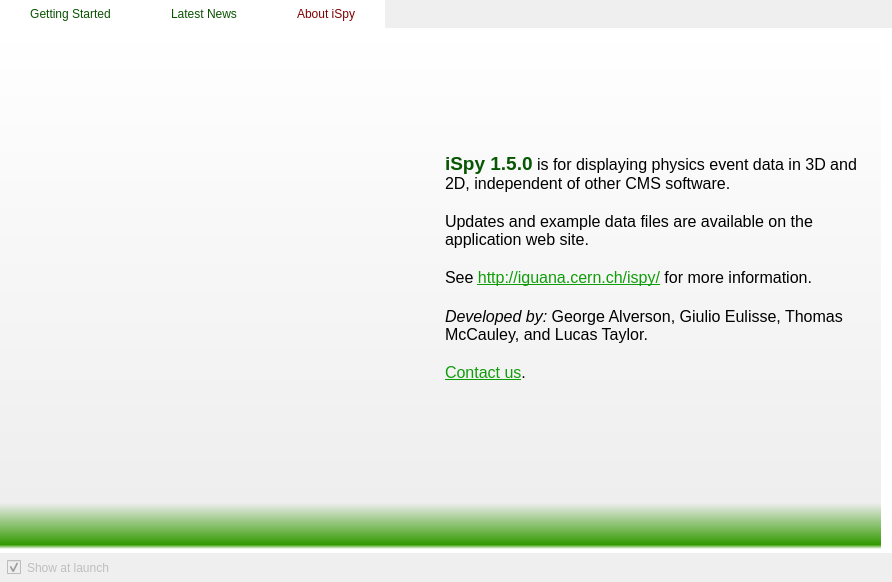
Above: src/QtGUI/ISpySplashScreen.ui from cms-outreach/ispy before the change. Below: the same form after it.
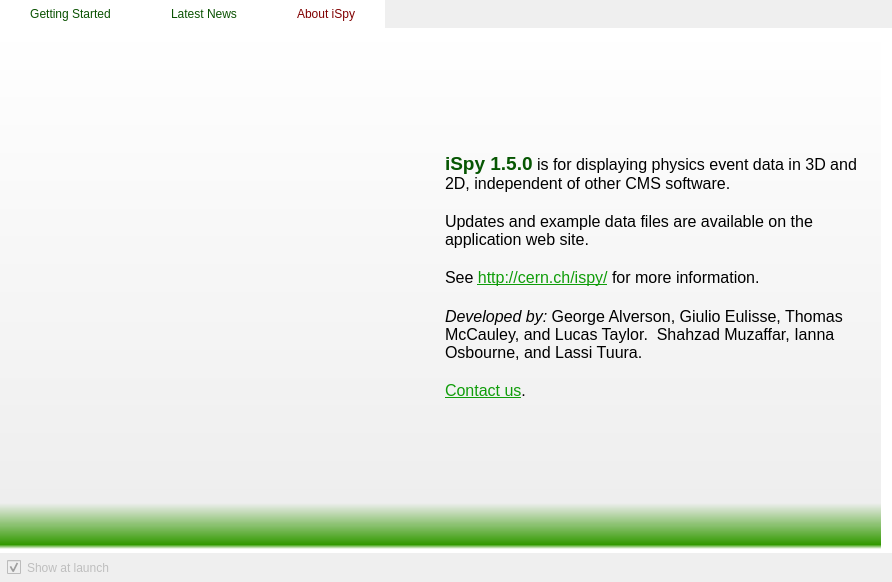
That is the form after the change. The open tabs and pages were chosen to show the change. Icons and pictures are not drawn.

```diff
--- a/src/QtGUI/ISpySplashScreen.ui
+++ b/src/QtGUI/ISpySplashScreen.ui
@@ -323,9 +323,9 @@
 &lt;p style=&quot;-qt-paragraph-type:empty; margin-top:0px; margin-bottom:0px; margin-left:0px; margin-right:0px; -qt-block-indent:0; text-indent:0px; font-family:'Sans Serif'; font-size:12pt;&quot;&gt;&lt;/p&gt;
 &lt;p style=&quot; margin-top:0px; margin-bottom:0px; margin-left:0px; margin-right:0px; -qt-block-indent:0; text-indent:0px;&quot;&gt;&lt;span style=&quot; font-family:'Sans Serif'; font-size:12pt;&quot;&gt;Updates and example data files are available on the application web site. &lt;/span&gt;&lt;/p&gt;
 &lt;p style=&quot;-qt-paragraph-type:empty; margin-top:0px; margin-bottom:0px; margin-left:0px; margin-right:0px; -qt-block-indent:0; text-indent:0px; font-family:'Sans Serif'; font-size:12pt;&quot;&gt;&lt;/p&gt;
-&lt;p style=&quot; margin-top:0px; margin-bottom:0px; margin-left:0px; margin-right:0px; -qt-block-indent:0; text-indent:0px;&quot;&gt;&lt;span style=&quot; font-family:'Sans Serif'; font-size:12pt;&quot;&gt;See &lt;/span&gt;&lt;a href=&quot;http://iguana.cern.ch/ispy/&quot;&gt;&lt;span style=&quot; font-family:'Sans Serif'; font-size:12pt; text-decoration: underline; color:#109d0a;&quot;&gt;http://iguana.cern.ch/ispy/&lt;/span&gt;&lt;/a&gt;&lt;span style=&quot; font-family:'Sans Serif'; font-size:12pt;&quot;&gt; for more information. &lt;/span&gt;&lt;/p&gt;
+&lt;p style=&quot; margin-top:0px; margin-bottom:0px; margin-left:0px; margin-right:0px; -qt-block-indent:0; text-indent:0px;&quot;&gt;&lt;span style=&quot; font-family:'Sans Serif'; font-size:12pt;&quot;&gt;See &lt;/span&gt;&lt;a href=&quot;http://cern.ch/ispy/&quot;&gt;&lt;span style=&quot; font-family:'Sans Serif'; font-size:12pt; text-decoration: underline; color:#109d0a;&quot;&gt;http://cern.ch/ispy/&lt;/span&gt;&lt;/a&gt;&lt;span style=&quot; font-family:'Sans Serif'; font-size:12pt;&quot;&gt; for more information. &lt;/span&gt;&lt;/p&gt;
 &lt;p style=&quot;-qt-paragraph-type:empty; margin-top:0px; margin-bottom:0px; margin-left:0px; margin-right:0px; -qt-block-indent:0; text-indent:0px;&quot;&gt;&lt;/p&gt;
-&lt;p style=&quot; margin-top:0px; margin-bottom:0px; margin-left:0px; margin-right:0px; -qt-block-indent:0; text-indent:0px;&quot;&gt;&lt;span style=&quot; font-family:'Sans Serif'; font-size:12pt; font-style:italic;&quot;&gt;Developed by: &lt;/span&gt;&lt;span style=&quot; font-family:'Sans Serif'; font-size:12pt;&quot;&gt;George Alverson, Giulio Eulisse, Thomas McCauley, and Lucas Taylor.  &lt;/span&gt;&lt;/p&gt;
+&lt;p style=&quot; margin-top:0px; margin-bottom:0px; margin-left:0px; margin-right:0px; -qt-block-indent:0; text-indent:0px;&quot;&gt;&lt;span style=&quot; font-family:'Sans Serif'; font-size:12pt; font-style:italic;&quot;&gt;Developed by: &lt;/span&gt;&lt;span style=&quot; font-family:'Sans Serif'; font-size:12pt;&quot;&gt;George Alverson, Giulio Eulisse, Thomas McCauley, and Lucas Taylor.  Shahzad Muzaffar, Ianna Osbourne, and Lassi Tuura.&lt;/span&gt;&lt;/p&gt;
 &lt;p style=&quot;-qt-paragraph-type:empty; margin-top:0px; margin-bottom:0px; margin-left:0px; margin-right:0px; -qt-block-indent:0; text-indent:0px; font-family:'Sans Serif'; font-size:12pt;&quot;&gt;&lt;/p&gt;
 &lt;p style=&quot; margin-top:0px; margin-bottom:0px; margin-left:0px; margin-right:0px; -qt-block-indent:0; text-indent:0px;&quot;&gt;&lt;a href=&quot;mailto:hn-cms-visualization@cern.ch&quot;&gt;&lt;span style=&quot; font-family:'Sans Serif'; font-size:12pt; text-decoration: underline; color:#109d0a;&quot;&gt;Contact us&lt;/span&gt;&lt;/a&gt;&lt;span style=&quot; font-family:'Sans Serif'; font-size:12pt;&quot;&gt;. &lt;/span&gt;&lt;/p&gt;&lt;/body&gt;&lt;/html&gt;</string>
             </property>
```
Left out of the diff: 2 changed lines with no effect on the pictures.
